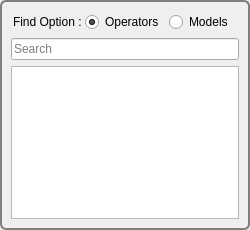
First picture: the form in src/SearchDialog/SearchDialog.ui, repository Ndgt/Relation-Constraint-Dialog, before the edit.
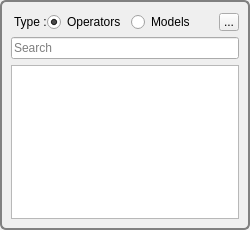
Second picture: the form after the edit. Custom widgets are drawn as their Qt base class.

Commit message: Add SettingsButton and SettingsMenu

Diff of the .ui file:
```diff
--- a/src/SearchDialog/SearchDialog.ui
+++ b/src/SearchDialog/SearchDialog.ui
@@ -56,24 +56,39 @@
       <UInt>6</UInt>
      </property>
      <layout class="QVBoxLayout" name="verticalLayout">
+      <property name="topMargin">
+       <number>11</number>
+      </property>
       <item>
        <layout class="QHBoxLayout" name="horizontalLayout">
         <property name="spacing">
          <number>0</number>
         </property>
         <property name="leftMargin">
-         <number>2</number>
+         <number>0</number>
         </property>
         <property name="topMargin">
-         <number>3</number>
+         <number>0</number>
         </property>
         <property name="bottomMargin">
-         <number>3</number>
+         <number>0</number>
         </property>
         <item>
          <widget class="QLabel" name="label">
+          <property name="minimumSize">
+           <size>
+            <width>35</width>
+            <height>0</height>
+           </size>
+          </property>
+          <property name="styleSheet">
+           <string notr="true">QLabel
+{
+	padding-bottom: 1px;
+}</string>
+          </property>
           <property name="text">
-           <string>Find Option :</string>
+           <string>Type :</string>
           </property>
          </widget>
         </item>
@@ -136,6 +151,47 @@
           </attribute>
          </widget>
         </item>
+        <item>
+         <spacer name="horizontalSpacer">
+          <property name="orientation">
+           <enum>Qt::Horizontal</enum>
+          </property>
+          <property name="sizeHint" stdset="0">
+           <size>
+            <width>40</width>
+            <height>16</height>
+           </size>
+          </property>
+         </spacer>
+        </item>
+        <item>
+         <widget class="SettingsButton" name="buttonSettings">
+          <property name="minimumSize">
+           <size>
+            <width>20</width>
+            <height>18</height>
+           </size>
+          </property>
+          <property name="focusPolicy">
+           <enum>Qt::NoFocus</enum>
+          </property>
+          <property name="styleSheet">
+           <string notr="true">/* Disable arrow icon */
+QPushButton::menu-indicator {
+    image: none;
+	width: 0px;
+}
+
+QPushButton
+{
+	margin: 0px;
+}</string>
+          </property>
+          <property name="text">
+           <string>...</string>
+          </property>
+         </widget>
+        </item>
        </layout>
       </item>
       <item>
@@ -172,10 +228,11 @@
          <string notr="true">QAbstractItemView::item
 {
 	min-height: 18px;
-}</string>
-        </property>
-        <property name="verticalScrollBarPolicy">
-         <enum>Qt::ScrollBarAsNeeded</enum>
+}
+
+ QScrollBar:vertical {
+     width: 10px;
+ }</string>
         </property>
         <property name="horizontalScrollBarPolicy">
          <enum>Qt::ScrollBarAlwaysOff</enum>
@@ -193,6 +250,11 @@
    <extends>QLineEdit</extends>
    <header>CustomLineEdit.h</header>
   </customwidget>
+  <customwidget>
+   <class>SettingsButton</class>
+   <extends>QPushButton</extends>
+   <header>SettingsButton.h</header>
+  </customwidget>
  </customwidgets>
  <resources/>
  <connections/>
```
The commit also changes 3 other files.
